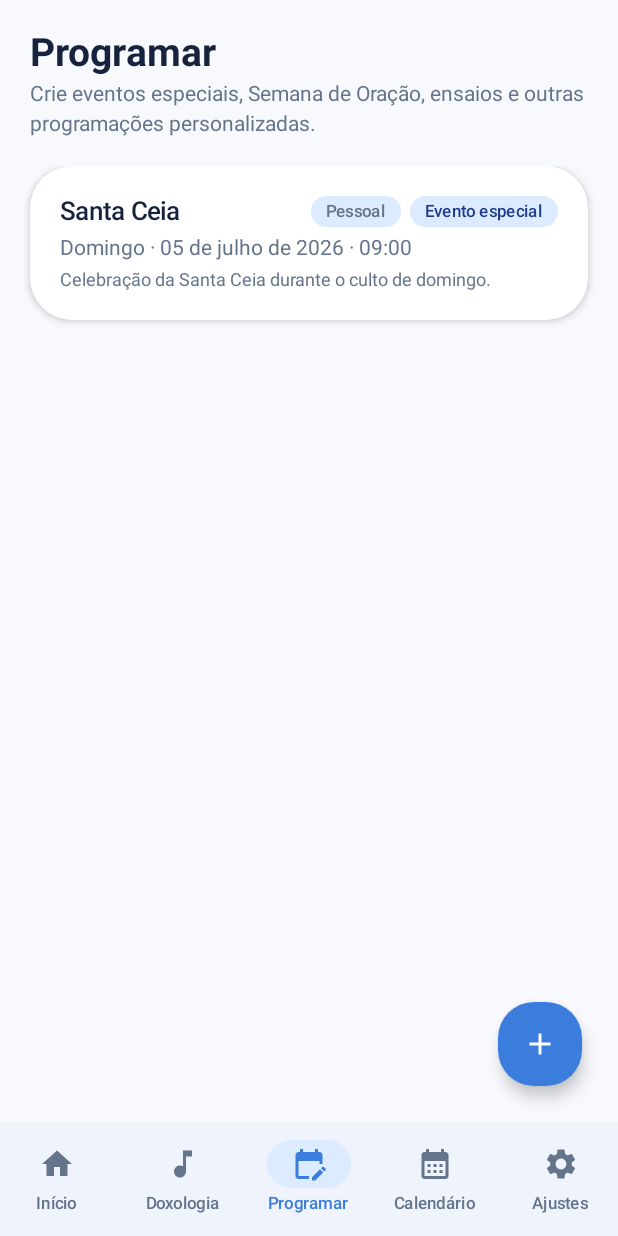
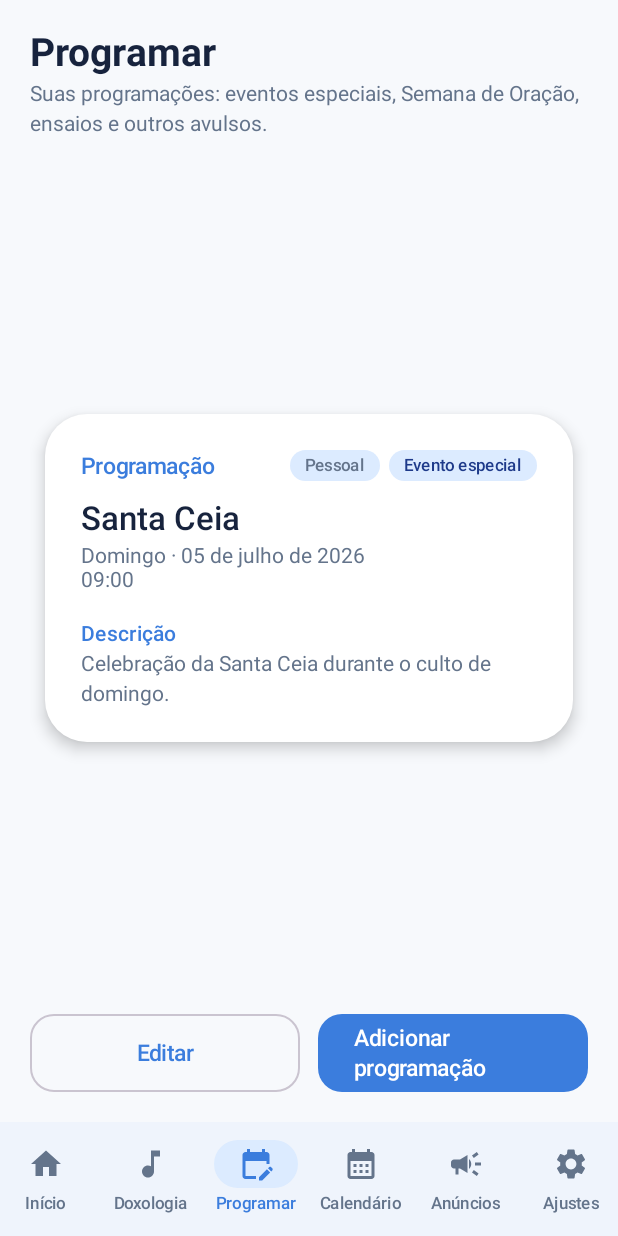
Before and after one commit to Kinshi13/Sonoplastia-Extend, an Android app built with Jetpack Compose: the ProgramScreen screen opened through its navigation route, on a phone screen of 412 x 824 dp. Run offline under Robolectric (Android 15) with nearby library versions, the phone set to English and light mode, and no system bars; our stand-ins replace Room's generated code.

Commit message:
Adiciona Anúncios à bottom nav e redesenha Programar como cards
- Anúncios agora é uma aba de primeiro nível na barra de navegação
  inferior (além do ícone de atalho já existente na Início), com
  ícone de megafone. Deixou de usar TopAppBar com seta de voltar,
  já que agora é uma aba raiz como as demais.
- Tela "Programar" redesenhada no mesmo padrão visual de Início e
  Doxologia: cards com swipe (novo componente ProgramCard, mesma
  linguagem visual do ScaleCard/DoxologyCard), sempre abrindo na
  próxima programação futura e com botões Editar/Adicionar - em vez
  do antigo feed em lista com FAB. Essa é a tela onde o próprio
  usuário cria e edita suas programações pessoais (distinta da
  Escala Geral, que é só do administrador).
- ProgramViewModel passa a resolver "próxima programação" com o
  mesmo NextItemResolver usado em Início/Doxologia.
- Remove CustomEventCard, que ficou órfão após o redesenho (nenhuma
  tela mais usava o layout em lista).

```diff
--- a/app/src/main/java/com/escalachurch/app/ui/components/BottomNavBar.kt
+++ b/app/src/main/java/com/escalachurch/app/ui/components/BottomNavBar.kt
@@ -3,6 +3,7 @@ package com.escalachurch.app.ui.components
 import androidx.compose.foundation.layout.height
 import androidx.compose.material.icons.Icons
 import androidx.compose.material.icons.filled.CalendarMonth
+import androidx.compose.material.icons.filled.Campaign
 import androidx.compose.material.icons.filled.EditCalendar
 import androidx.compose.material.icons.filled.Home
 import androidx.compose.material.icons.filled.MusicNote
@@ -25,6 +26,7 @@ private val navEntries = listOf(
     NavEntry(AppDestination.Doxology, "Doxologia", Icons.Filled.MusicNote),
     NavEntry(AppDestination.Program, "Programar", Icons.Filled.EditCalendar),
     NavEntry(AppDestination.Calendar, "Calendário", Icons.Filled.CalendarMonth),
+    NavEntry(AppDestination.Announcements, "Anúncios", Icons.Filled.Campaign),
     NavEntry(AppDestination.Settings, "Ajustes", Icons.Filled.Settings)
 )
 
--- a/app/src/main/java/com/escalachurch/app/ui/components/CustomEventCard.kt
+++ b/app/src/main/java/com/escalachurch/app/ui/components/ProgramCard.kt
@@ -1,6 +1,5 @@
 package com.escalachurch.app.ui.components
 
-import androidx.compose.foundation.clickable
 import androidx.compose.foundation.layout.Arrangement
 import androidx.compose.foundation.layout.Column
 import androidx.compose.foundation.layout.Row
@@ -21,24 +20,29 @@ import androidx.compose.ui.unit.dp
 import com.escalachurch.app.domain.model.CustomEvent
 import com.escalachurch.app.ui.theme.CardShape
 
-/** Compact card representation of a [CustomEvent], used in Programar and Calendário lists. */
+/**
+ * Flash-card representation of a [CustomEvent], used on the Programar screen's card carousel -
+ * visually consistent with [ScaleCard] and [DoxologyCard] so all three "next item" screens feel
+ * like the same app.
+ */
 @Composable
-fun CustomEventCard(
+fun ProgramCard(
     event: CustomEvent,
-    modifier: Modifier = Modifier,
-    onClick: (() -> Unit)? = null
+    modifier: Modifier = Modifier
 ) {
     Card(
-        modifier = modifier
-            .fillMaxWidth()
-            .let { if (onClick != null) it.clickable { onClick() } else it },
+        modifier = modifier.fillMaxWidth(),
         shape = CardShape,
-        elevation = CardDefaults.cardElevation(defaultElevation = 3.dp),
+        elevation = CardDefaults.cardElevation(defaultElevation = 6.dp),
         colors = CardDefaults.cardColors(containerColor = MaterialTheme.colorScheme.surface)
     ) {
-        Column(modifier = Modifier.padding(20.dp)) {
-            Row(modifier = Modifier.fillMaxWidth(), horizontalArrangement = Arrangement.SpaceBetween) {
-                Text(event.title, style = MaterialTheme.typography.titleMedium, color = MaterialTheme.colorScheme.onSurface, modifier = Modifier.weight(1f))
+        Column(modifier = Modifier.padding(24.dp)) {
+            Row(
+                modifier = Modifier.fillMaxWidth(),
+                horizontalArrangement = Arrangement.SpaceBetween,
+                verticalAlignment = Alignment.CenterVertically
+            ) {
+                Text("Programação", style = MaterialTheme.typography.titleSmall, color = MaterialTheme.colorScheme.primary)
                 Row(horizontalArrangement = Arrangement.spacedBy(6.dp)) {
                     SourceBadge(event.sourceType)
                     Surface(shape = RoundedCornerShape(50), color = MaterialTheme.colorScheme.primaryContainer) {
@@ -51,15 +55,32 @@ fun CustomEventCard(
                     }
                 }
             }
-            Spacer(Modifier.height(6.dp))
+
+            Spacer(Modifier.height(12.dp))
+
+            Text(event.title, style = MaterialTheme.typography.headlineSmall, color = MaterialTheme.colorScheme.onSurface)
+
+            Spacer(Modifier.height(4.dp))
+
             Text(
-                "${event.date.dayOfWeekLabel()} · ${event.date.toDisplayString()} · ${event.startTime.toDisplayString()}",
+                "${event.date.dayOfWeekLabel()} · ${event.date.toDisplayString()}",
                 style = MaterialTheme.typography.bodyMedium,
                 color = MaterialTheme.colorScheme.onSurfaceVariant
             )
+            Text(
+                buildString {
+                    append(event.startTime.toDisplayString())
+                    event.endTime?.let { append(" – ${it.toDisplayString()}") }
+                },
+                style = MaterialTheme.typography.bodyMedium,
+                color = MaterialTheme.colorScheme.onSurfaceVariant
+            )
+
             if (event.description.isNotBlank()) {
-                Spacer(Modifier.height(6.dp))
-                Text(event.description, style = MaterialTheme.typography.bodySmall, color = MaterialTheme.colorScheme.onSurfaceVariant)
+                Spacer(Modifier.height(20.dp))
+                Text("Descrição", style = MaterialTheme.typography.labelLarge, color = MaterialTheme.colorScheme.primary)
+                Spacer(Modifier.height(4.dp))
+                Text(event.description, style = MaterialTheme.typography.bodyMedium, color = MaterialTheme.colorScheme.onSurfaceVariant)
             }
         }
     }
--- a/app/src/main/java/com/escalachurch/app/ui/navigation/AppDestination.kt
+++ b/app/src/main/java/com/escalachurch/app/ui/navigation/AppDestination.kt
@@ -6,16 +6,16 @@ sealed class AppDestination(val route: String) {
     data object Doxology : AppDestination("doxology")
     data object Program : AppDestination("program")
     data object Calendar : AppDestination("calendar")
+    data object Announcements : AppDestination("announcements")
     data object Settings : AppDestination("settings")
 }
 
 /**
- * Secondary destinations, deliberately kept out of the bottom navigation bar (per design
- * guidance: don't overcrowd it) - reached instead via icons on Início/Configurações.
+ * Secondary destination, deliberately kept out of the bottom navigation bar (per design
+ * guidance: don't overcrowd it) - reached instead via the Escala icon on Início/Configurações.
  */
 object SecondaryDestination {
     const val GENERAL_SCALE_ROUTE = "general_scale?date={date}"
-    const val ANNOUNCEMENTS_ROUTE = "announcements"
 
     fun generalScaleRoute(date: java.time.LocalDate?): String =
         "general_scale?date=${date?.toString() ?: ""}"
--- a/app/src/main/java/com/escalachurch/app/ui/navigation/NavGraph.kt
+++ b/app/src/main/java/com/escalachurch/app/ui/navigation/NavGraph.kt
@@ -31,25 +31,27 @@ fun EscalaChurchNavGraph() {
         AppDestination.Doxology.route -> AppDestination.Doxology
         AppDestination.Program.route -> AppDestination.Program
         AppDestination.Calendar.route -> AppDestination.Calendar
+        AppDestination.Announcements.route -> AppDestination.Announcements
         AppDestination.Settings.route -> AppDestination.Settings
         else -> AppDestination.Home
     }
 
-    val isSecondaryScreen = currentRoute == SecondaryDestination.GENERAL_SCALE_ROUTE ||
-        currentRoute == SecondaryDestination.ANNOUNCEMENTS_ROUTE
+    val isSecondaryScreen = currentRoute == SecondaryDestination.GENERAL_SCALE_ROUTE
+
+    fun navigateToTab(route: String) {
+        navController.navigate(route) {
+            popUpTo(navController.graph.findStartDestination().id) { saveState = true }
+            launchSingleTop = true
+            restoreState = true
+        }
+    }
 
     Scaffold(
         bottomBar = {
             if (!isSecondaryScreen) {
                 EscalaBottomNavBar(
                     currentDestination = currentDestination,
-                    onNavigate = { destination ->
-                        navController.navigate(destination.route) {
-                            popUpTo(navController.graph.findStartDestination().id) { saveState = true }
-                            launchSingleTop = true
-                            restoreState = true
-                        }
-                    }
+                    onNavigate = { destination -> navigateToTab(destination.route) }
                 )
             }
         }
@@ -62,16 +64,21 @@ fun EscalaChurchNavGraph() {
             composable(AppDestination.Home.route) {
                 HomeScreen(
                     onOpenGeneralScale = { date -> navController.navigate(SecondaryDestination.generalScaleRoute(date)) },
-                    onOpenAnnouncements = { navController.navigate(SecondaryDestination.ANNOUNCEMENTS_ROUTE) }
+                    onOpenAnnouncements = { navigateToTab(AppDestination.Announcements.route) }
                 )
             }
             composable(AppDestination.Doxology.route) { DoxologyScreen() }
             composable(AppDestination.Program.route) { ProgramScreen() }
             composable(AppDestination.Calendar.route) { CalendarScreen() }
+            composable(AppDestination.Announcements.route) {
+                AnnouncementsScreen(
+                    onOpenCalendarDate = { navigateToTab(AppDestination.Calendar.route) }
+                )
+            }
             composable(AppDestination.Settings.route) {
                 SettingsScreen(
                     onOpenGeneralScale = { navController.navigate(SecondaryDestination.generalScaleRoute(null)) },
-                    onOpenAnnouncements = { navController.navigate(SecondaryDestination.ANNOUNCEMENTS_ROUTE) }
+                    onOpenAnnouncements = { navigateToTab(AppDestination.Announcements.route) }
                 )
             }
             composable(
@@ -84,12 +91,6 @@ fun EscalaChurchNavGraph() {
                     onBack = { navController.popBackStack() }
                 )
             }
-            composable(SecondaryDestination.ANNOUNCEMENTS_ROUTE) {
-                AnnouncementsScreen(
-                    onBack = { navController.popBackStack() },
-                    onOpenCalendarDate = { navController.navigate(AppDestination.Calendar.route) }
-                )
-            }
         }
     }
 }
--- a/app/src/main/java/com/escalachurch/app/ui/screens/announcements/AnnouncementsScreen.kt
+++ b/app/src/main/java/com/escalachurch/app/ui/screens/announcements/AnnouncementsScreen.kt
@@ -4,22 +4,20 @@ import androidx.compose.foundation.layout.Arrangement
 import androidx.compose.foundation.layout.Box
 import androidx.compose.foundation.layout.Column
 import androidx.compose.foundation.layout.PaddingValues
+import androidx.compose.foundation.layout.Spacer
 import androidx.compose.foundation.layout.fillMaxSize
+import androidx.compose.foundation.layout.height
 import androidx.compose.foundation.layout.padding
 import androidx.compose.foundation.lazy.LazyColumn
 import androidx.compose.foundation.lazy.items
 import androidx.compose.material.icons.Icons
-import androidx.compose.material.icons.automirrored.filled.ArrowBack
 import androidx.compose.material.icons.filled.Add
 import androidx.compose.material.icons.filled.Campaign
-import androidx.compose.material3.ExperimentalMaterial3Api
 import androidx.compose.material3.FloatingActionButton
 import androidx.compose.material3.Icon
-import androidx.compose.material3.IconButton
 import androidx.compose.material3.MaterialTheme
 import androidx.compose.material3.Scaffold
 import androidx.compose.material3.Text
-import androidx.compose.material3.TopAppBar
 import androidx.compose.runtime.Composable
 import androidx.compose.runtime.LaunchedEffect
 import androidx.compose.runtime.collectAsState
@@ -27,7 +25,6 @@ import androidx.compose.runtime.getValue
 import androidx.compose.runtime.mutableStateOf
 import androidx.compose.runtime.remember
 import androidx.compose.runtime.setValue
-import androidx.compose.ui.Alignment
 import androidx.compose.ui.Modifier
 import androidx.compose.ui.unit.dp
 import com.escalachurch.app.di.appViewModel
@@ -35,10 +32,8 @@ import com.escalachurch.app.domain.model.Announcement
 import com.escalachurch.app.ui.components.AnnouncementCard
 import com.escalachurch.app.ui.components.EmptyState
 
-@OptIn(ExperimentalMaterial3Api::class)
 @Composable
 fun AnnouncementsScreen(
-    onBack: () -> Unit,
     onOpenCalendarDate: (java.time.LocalDate) -> Unit
 ) {
     val viewModel = appViewModel { container ->
@@ -62,12 +57,6 @@ fun AnnouncementsScreen(
     }
 
     Scaffold(
-        topBar = {
-            TopAppBar(
-                title = { Text("Anúncios") },
-                navigationIcon = { IconButton(onClick = onBack) { Icon(Icons.AutoMirrored.Filled.ArrowBack, contentDescription = "Voltar") } }
-            )
-        },
         floatingActionButton = {
             if (state.isAdmin) {
                 FloatingActionButton(
@@ -79,17 +68,22 @@ fun AnnouncementsScreen(
         }
     ) { padding ->
         Box(modifier = Modifier.fillMaxSize().padding(padding)) {
+            Column(modifier = Modifier.fillMaxSize().padding(top = 20.dp, start = 20.dp, end = 20.dp)) {
+                Text("Anúncios", style = MaterialTheme.typography.headlineMedium, color = MaterialTheme.colorScheme.onBackground)
+                Spacer(Modifier.height(20.dp))
+
                 if (state.announcements.isEmpty()) {
                     EmptyState(
                         icon = Icons.Filled.Campaign,
                         title = "Nenhum anúncio publicado ainda.",
-                    message = "Quando houver novidades da igreja, elas aparecerão aqui."
+                        message = "Quando houver novidades da igreja, elas aparecerão aqui.",
+                        modifier = Modifier.weight(1f)
                     )
                 } else {
                     LazyColumn(
-                    modifier = Modifier.fillMaxSize().padding(horizontal = 20.dp),
+                        modifier = Modifier.fillMaxSize(),
                         verticalArrangement = Arrangement.spacedBy(14.dp),
-                    contentPadding = PaddingValues(top = 16.dp, bottom = 24.dp)
+                        contentPadding = PaddingValues(bottom = 96.dp)
                     ) {
                         items(state.announcements, key = { it.id }) { announcement: Announcement ->
                             val isNew = announcement.publishedAt > state.lastSeenAt
@@ -109,5 +103,6 @@ fun AnnouncementsScreen(
             }
         }
     }
+}
 
 private data class AnnouncementEditTarget(val item: Announcement?)
--- a/app/src/main/java/com/escalachurch/app/ui/screens/program/ProgramScreen.kt
+++ b/app/src/main/java/com/escalachurch/app/ui/screens/program/ProgramScreen.kt
@@ -1,43 +1,47 @@
 package com.escalachurch.app.ui.screens.program
 
 import androidx.compose.foundation.layout.Arrangement
-import androidx.compose.foundation.layout.Box
 import androidx.compose.foundation.layout.Column
-import androidx.compose.foundation.layout.PaddingValues
+import androidx.compose.foundation.layout.Row
 import androidx.compose.foundation.layout.Spacer
 import androidx.compose.foundation.layout.fillMaxSize
+import androidx.compose.foundation.layout.fillMaxWidth
 import androidx.compose.foundation.layout.height
 import androidx.compose.foundation.layout.padding
-import androidx.compose.foundation.lazy.LazyColumn
-import androidx.compose.foundation.lazy.items
 import androidx.compose.material.icons.Icons
-import androidx.compose.material.icons.filled.Add
 import androidx.compose.material.icons.automirrored.filled.EventNote
-import androidx.compose.material3.FloatingActionButton
-import androidx.compose.material3.Icon
 import androidx.compose.material3.MaterialTheme
 import androidx.compose.material3.Text
 import androidx.compose.runtime.Composable
 import androidx.compose.runtime.collectAsState
 import androidx.compose.runtime.getValue
+import androidx.compose.runtime.mutableIntStateOf
 import androidx.compose.runtime.mutableStateOf
 import androidx.compose.runtime.remember
 import androidx.compose.runtime.setValue
-import androidx.compose.ui.Alignment
 import androidx.compose.ui.Modifier
 import androidx.compose.ui.unit.dp
 import com.escalachurch.app.di.appViewModel
 import com.escalachurch.app.domain.model.CustomEvent
-import com.escalachurch.app.ui.components.CustomEventCard
+import com.escalachurch.app.ui.components.CardCarousel
 import com.escalachurch.app.ui.components.EmptyState
+import com.escalachurch.app.ui.components.PrimaryButton
+import com.escalachurch.app.ui.components.ProgramCard
+import com.escalachurch.app.ui.components.SecondaryButton
 
+/**
+ * "Programar": the member's own programações - other than the official Escala Geral. Uses the
+ * same flash-card + swipe pattern as Início/Doxologia (always opens on the next upcoming item,
+ * drag right/left for future/past ones) so the whole app feels like one consistent system.
+ */
 @Composable
 fun ProgramScreen() {
     val viewModel = appViewModel { container -> ProgramViewModel(container.customEventRepository) }
-    val events by viewModel.events.collectAsState()
+    val state by viewModel.uiState.collectAsState()
 
     var editingTarget by remember { mutableStateOf<ProgramEditTarget?>(null) }
     var isEditing by remember { mutableStateOf(false) }
+    var currentPage by remember { mutableIntStateOf(0) }
 
     if (isEditing) {
         ProgramEditScreen(
@@ -52,50 +56,57 @@ fun ProgramScreen() {
         return
     }
 
-    Box(modifier = Modifier.fillMaxSize()) {
     Column(modifier = Modifier.fillMaxSize().padding(20.dp)) {
         Text("Programar", style = MaterialTheme.typography.headlineMedium, color = MaterialTheme.colorScheme.onBackground)
         Spacer(Modifier.height(4.dp))
         Text(
-                "Crie eventos especiais, Semana de Oração, ensaios e outras programações personalizadas.",
+            "Suas programações: eventos especiais, Semana de Oração, ensaios e outros avulsos.",
             style = MaterialTheme.typography.bodyMedium,
             color = MaterialTheme.colorScheme.onSurfaceVariant
         )
         Spacer(Modifier.height(20.dp))
 
-            if (events.isEmpty()) {
+        if (state.events.isEmpty()) {
             EmptyState(
                 icon = Icons.AutoMirrored.Filled.EventNote,
-                    title = "Nenhuma programação personalizada",
-                    message = "Toque no botão + para criar seu primeiro evento especial.",
+                title = "Nenhuma programação cadastrada",
+                message = "Adicione a primeira programação pessoal ou evento especial.",
                 modifier = Modifier.weight(1f)
+            ) {
+                PrimaryButton(text = "Adicionar programação", onClick = { editingTarget = ProgramEditTarget(null); isEditing = true })
+            }
+        } else {
+            Column(
+                modifier = Modifier.weight(1f).fillMaxWidth(),
+                verticalArrangement = Arrangement.Center
+            ) {
+                CardCarousel(
+                    items = state.events,
+                    initialPage = state.startIndex ?: 0,
+                    onPageChanged = { currentPage = it }
+                ) { event ->
+                    ProgramCard(event)
+                }
+            }
+
+            Spacer(Modifier.height(16.dp))
+
+            val current: CustomEvent? = state.events.getOrNull(currentPage)
+            Row(modifier = Modifier.fillMaxWidth(), horizontalArrangement = Arrangement.spacedBy(12.dp)) {
+                SecondaryButton(
+                    text = "Editar",
+                    modifier = Modifier.weight(1f),
+                    enabled = current != null,
+                    onClick = { current?.let { editingTarget = ProgramEditTarget(it); isEditing = true } }
                 )
-            } else {
-                LazyColumn(
-                    verticalArrangement = Arrangement.spacedBy(12.dp),
-                    contentPadding = PaddingValues(bottom = 88.dp)
-                ) {
-                    items(events, key = { it.id }) { event: CustomEvent ->
-                        CustomEventCard(
-                            event = event,
-                            onClick = { editingTarget = ProgramEditTarget(event); isEditing = true }
+                PrimaryButton(
+                    text = "Adicionar programação",
+                    modifier = Modifier.weight(1f),
+                    onClick = { editingTarget = ProgramEditTarget(null); isEditing = true }
                 )
             }
         }
     }
 }
 
-        FloatingActionButton(
-            onClick = { editingTarget = ProgramEditTarget(null); isEditing = true },
-            containerColor = MaterialTheme.colorScheme.primary,
-            contentColor = MaterialTheme.colorScheme.onPrimary,
-            modifier = Modifier
-                .align(Alignment.BottomEnd)
-                .padding(24.dp)
-        ) {
-            Icon(Icons.Filled.Add, contentDescription = "Nova programação")
-        }
-    }
-}
-
 private data class ProgramEditTarget(val item: CustomEvent?)
--- a/app/src/main/java/com/escalachurch/app/ui/screens/program/ProgramViewModel.kt
+++ b/app/src/main/java/com/escalachurch/app/ui/screens/program/ProgramViewModel.kt
@@ -4,16 +4,42 @@ import androidx.lifecycle.ViewModel
 import androidx.lifecycle.viewModelScope
 import com.escalachurch.app.data.repository.CustomEventRepository
 import com.escalachurch.app.domain.model.CustomEvent
+import com.escalachurch.app.domain.util.NextItemResolver
+import kotlinx.coroutines.delay
+import kotlinx.coroutines.flow.MutableStateFlow
 import kotlinx.coroutines.flow.SharingStarted
 import kotlinx.coroutines.flow.StateFlow
+import kotlinx.coroutines.flow.combine
 import kotlinx.coroutines.flow.stateIn
 import kotlinx.coroutines.launch
 import java.time.LocalDate
+import java.time.LocalDateTime
+
+data class ProgramUiState(
+    val events: List<CustomEvent> = emptyList(),
+    val startIndex: Int? = null,
+    val isLoading: Boolean = true
+)
 
 class ProgramViewModel(private val repository: CustomEventRepository) : ViewModel() {
 
-    val events: StateFlow<List<CustomEvent>> = repository.observeAll()
-        .stateIn(viewModelScope, SharingStarted.WhileSubscribed(5000), emptyList())
+    /** Ticks every minute so "next program" recalculates automatically, same as Início/Doxologia. */
+    private val clockTick = MutableStateFlow(LocalDateTime.now())
+
+    val uiState: StateFlow<ProgramUiState> = combine(repository.observeAll(), clockTick) { events, now ->
+        val sorted = NextItemResolver.sortedByDateTime(events) { LocalDateTime.of(it.date, it.startTime) }
+        val index = NextItemResolver.resolveStartIndex(sorted, { LocalDateTime.of(it.date, it.startTime) }, now)
+        ProgramUiState(events = sorted, startIndex = index, isLoading = false)
+    }.stateIn(viewModelScope, SharingStarted.WhileSubscribed(5000), ProgramUiState())
+
+    init {
+        viewModelScope.launch {
+            while (true) {
+                delay(60_000)
+                clockTick.value = LocalDateTime.now()
+            }
+        }
+    }
 
     fun save(
         event: CustomEvent,
```
Lines whose indentation alone changed are shown as unchanged.
